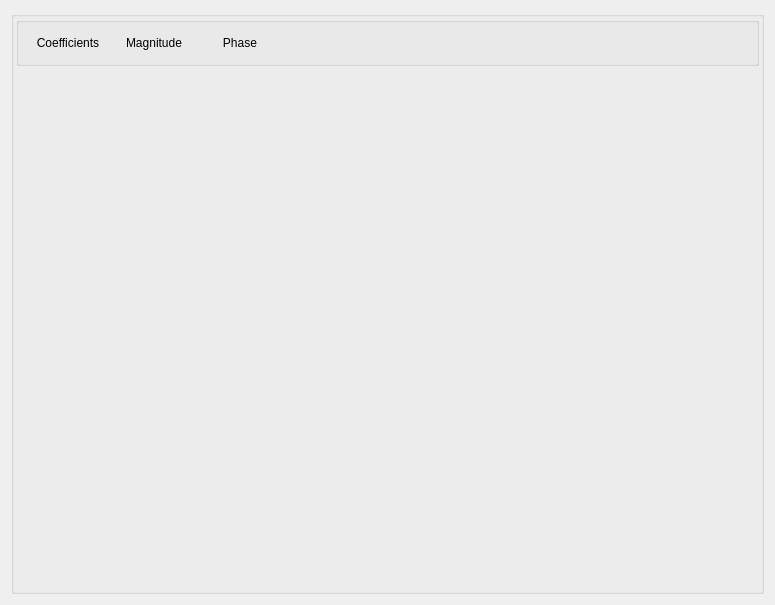
The window that filterdesigner.ui (bjornrd/FilterDesigner) describes before a commit, drawn with Qt 5.
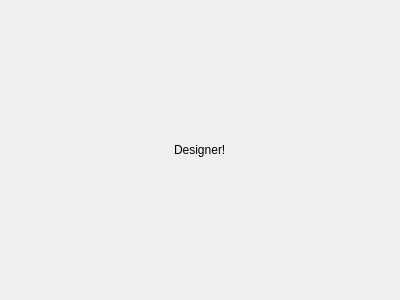
The same window after the commit.

Diff of the .ui file:
```diff
--- a/filterdesigner.ui
+++ b/filterdesigner.ui
@@ -6,151 +6,24 @@
    <rect>
     <x>0</x>
     <y>0</y>
-    <width>775</width>
-    <height>605</height>
+    <width>400</width>
+    <height>300</height>
    </rect>
   </property>
   <property name="windowTitle">
    <string>Form</string>
   </property>
-  <layout class="QVBoxLayout" name="verticalLayout">
-   <item>
-    <widget class="QGroupBox" name="analysis_groupBox">
-     <property name="title">
-      <string/>
-     </property>
-     <property name="flat">
-      <bool>true</bool>
-     </property>
-     <layout class="QVBoxLayout" name="verticalLayout_2">
-      <property name="spacing">
-       <number>0</number>
-      </property>
-      <property name="leftMargin">
-       <number>2</number>
-      </property>
-      <property name="topMargin">
-       <number>0</number>
-      </property>
-      <property name="rightMargin">
-       <number>2</number>
-      </property>
-      <property name="bottomMargin">
-       <number>0</number>
-      </property>
-      <item alignment="Qt::AlignTop">
-       <widget class="QGroupBox" name="selectAnalysis_groupBox">
-        <property name="sizePolicy">
-         <sizepolicy hsizetype="Preferred" vsizetype="Minimum">
-          <horstretch>0</horstretch>
-          <verstretch>0</verstretch>
-         </sizepolicy>
-        </property>
-        <property name="flat">
-         <bool>true</bool>
-        </property>
-        <layout class="QHBoxLayout" name="horizontalLayout">
-         <property name="topMargin">
-          <number>0</number>
-         </property>
-         <property name="bottomMargin">
-          <number>0</number>
-         </property>
-         <item>
-          <widget class="QPushButton" name="coef_pushButton">
-           <property name="palette">
-            <palette>
-             <active>
-              <colorrole role="Button">
-               <brush brushstyle="SolidPattern">
-                <color alpha="255">
-                 <red>77</red>
-                 <green>78</green>
-                 <blue>79</blue>
-                </color>
-               </brush>
-              </colorrole>
-             </active>
-             <inactive>
-              <colorrole role="Button">
-               <brush brushstyle="SolidPattern">
-                <color alpha="255">
-                 <red>64</red>
-                 <green>65</green>
-                 <blue>66</blue>
-                </color>
-               </brush>
-              </colorrole>
-             </inactive>
-             <disabled>
-              <colorrole role="Button">
-               <brush brushstyle="SolidPattern">
-                <color alpha="255">
-                 <red>64</red>
-                 <green>65</green>
-                 <blue>66</blue>
-                </color>
-               </brush>
-              </colorrole>
-             </disabled>
-            </palette>
-           </property>
-           <property name="styleSheet">
-            <string notr="true">QPushButton#coef_pushButton{
-	border: 0px solid #8f8f91;
-	border-radius: 0px;
-	min-width: 80px;
-	min-height: 40px;
-}
-
-QPushButton#coef_pushButton:hover {background: red;}</string>
-           </property>
-           <property name="text">
-            <string>Coefficients</string>
-           </property>
-           <property name="flat">
-            <bool>false</bool>
-           </property>
-          </widget>
-         </item>
-         <item>
-          <widget class="QPushButton" name="mag_pushButton">
-           <property name="text">
-            <string>Magnitude</string>
-           </property>
-           <property name="flat">
-            <bool>true</bool>
-           </property>
-          </widget>
-         </item>
-         <item>
-          <widget class="QPushButton" name="phase_pushButton">
-           <property name="text">
-            <string>Phase</string>
-           </property>
-           <property name="flat">
-            <bool>true</bool>
-           </property>
-          </widget>
-         </item>
-         <item>
-          <spacer name="horizontalSpacer">
-           <property name="orientation">
-            <enum>Qt::Horizontal</enum>
-           </property>
-           <property name="sizeHint" stdset="0">
-            <size>
-             <width>40</width>
-             <height>20</height>
-            </size>
-           </property>
-          </spacer>
-         </item>
-        </layout>
-       </widget>
-      </item>
-     </layout>
-    </widget>
+  <layout class="QGridLayout" name="gridLayout_2">
+   <item row="0" column="0">
+    <layout class="QGridLayout" name="gridLayout">
+     <item row="0" column="0" alignment="Qt::AlignHCenter">
+      <widget class="QLabel" name="label">
+       <property name="text">
+        <string>Designer!</string>
+       </property>
+      </widget>
+     </item>
+    </layout>
    </item>
   </layout>
  </widget>
```
